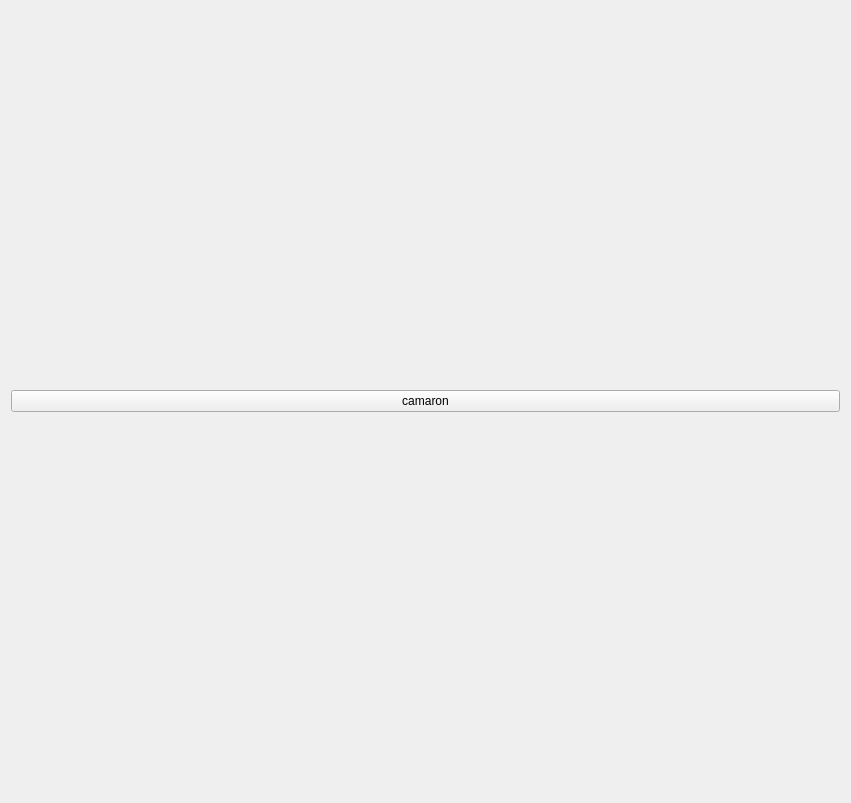
The window that SafeSpace/client/src/view/sensorspage.ui (Svndda/CI-0123-PIRS-incomprendidos) describes before a commit, drawn with Qt 5.
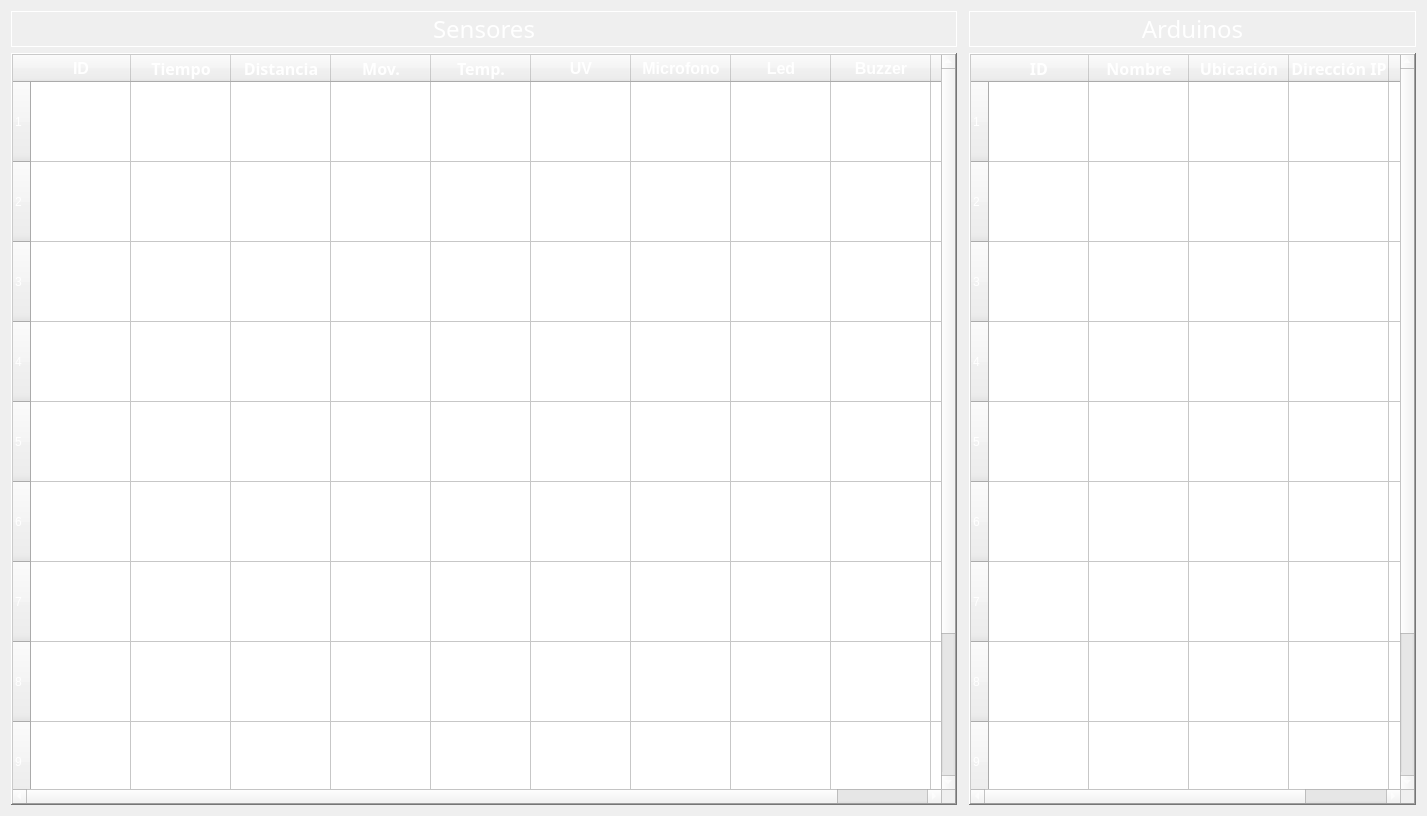
The same window after the commit.

Commit message: feat: Sensors page content created.

Patch:
```diff
--- a/SafeSpace/client/src/view/sensorspage.ui
+++ b/SafeSpace/client/src/view/sensorspage.ui
@@ -6,8 +6,8 @@
    <rect>
     <x>0</x>
     <y>0</y>
-    <width>851</width>
-    <height>803</height>
+    <width>1427</width>
+    <height>816</height>
    </rect>
   </property>
   <property name="sizePolicy">
@@ -19,18 +19,347 @@
   <property name="windowTitle">
    <string>Form</string>
   </property>
+  <property name="styleSheet">
+   <string notr="true">color: white;
+</string>
+  </property>
   <layout class="QGridLayout" name="gridLayout">
+   <property name="horizontalSpacing">
+    <number>12</number>
+   </property>
+   <item row="0" column="1">
+    <widget class="QLabel" name="arduinos_label">
+     <property name="font">
+      <font>
+       <family>Impact</family>
+       <pointsize>18</pointsize>
+       <bold>false</bold>
+      </font>
+     </property>
+     <property name="frameShape">
+      <enum>QFrame::Shape::Panel</enum>
+     </property>
+     <property name="text">
+      <string>Arduinos</string>
+     </property>
+     <property name="alignment">
+      <set>Qt::AlignmentFlag::AlignCenter</set>
+     </property>
+    </widget>
+   </item>
    <item row="0" column="0">
-    <widget class="QPushButton" name="pushButton">
+    <widget class="QLabel" name="sensors_label">
+     <property name="font">
+      <font>
+       <family>Impact</family>
+       <pointsize>18</pointsize>
+       <bold>false</bold>
+       <underline>false</underline>
+      </font>
+     </property>
+     <property name="frameShape">
+      <enum>QFrame::Shape::Panel</enum>
+     </property>
+     <property name="text">
+      <string>Sensores</string>
+     </property>
+     <property name="alignment">
+      <set>Qt::AlignmentFlag::AlignCenter</set>
+     </property>
+    </widget>
+   </item>
+   <item row="1" column="1">
+    <widget class="QTableWidget" name="arduinos_table">
+     <property name="frameShape">
+      <enum>QFrame::Shape::WinPanel</enum>
+     </property>
+     <property name="frameShadow">
+      <enum>QFrame::Shadow::Raised</enum>
+     </property>
+     <property name="sizeAdjustPolicy">
+      <enum>QAbstractScrollArea::SizeAdjustPolicy::AdjustToContents</enum>
+     </property>
+     <property name="selectionMode">
+      <enum>QAbstractItemView::SelectionMode::NoSelection</enum>
+     </property>
+     <property name="textElideMode">
+      <enum>Qt::TextElideMode::ElideMiddle</enum>
+     </property>
+     <property name="rowCount">
+      <number>10</number>
+     </property>
+     <attribute name="horizontalHeaderCascadingSectionResizes">
+      <bool>false</bool>
+     </attribute>
+     <attribute name="horizontalHeaderShowSortIndicator" stdset="0">
+      <bool>true</bool>
+     </attribute>
+     <attribute name="verticalHeaderMinimumSectionSize">
+      <number>40</number>
+     </attribute>
+     <attribute name="verticalHeaderDefaultSectionSize">
+      <number>80</number>
+     </attribute>
+     <attribute name="verticalHeaderShowSortIndicator" stdset="0">
+      <bool>true</bool>
+     </attribute>
+     <attribute name="verticalHeaderStretchLastSection">
+      <bool>true</bool>
+     </attribute>
+     <row/>
+     <row/>
+     <row/>
+     <row/>
+     <row/>
+     <row/>
+     <row/>
+     <row/>
+     <row/>
+     <row/>
+     <column>
+      <property name="text">
+       <string>ID</string>
+      </property>
+      <property name="font">
+       <font>
+        <family>Segoe UI Variable</family>
+        <pointsize>12</pointsize>
+        <bold>true</bold>
+       </font>
+      </property>
+     </column>
+     <column>
+      <property name="text">
+       <string>Nombre</string>
+      </property>
+      <property name="font">
+       <font>
+        <family>Segoe UI Variable</family>
+        <pointsize>12</pointsize>
+        <bold>true</bold>
+       </font>
+      </property>
+     </column>
+     <column>
+      <property name="text">
+       <string>Ubicación</string>
+      </property>
+      <property name="font">
+       <font>
+        <family>Segoe UI Variable</family>
+        <pointsize>12</pointsize>
+        <bold>true</bold>
+       </font>
+      </property>
+     </column>
+     <column>
+      <property name="text">
+       <string>Dirección IP</string>
+      </property>
+      <property name="font">
+       <font>
+        <family>Segoe UI Variable</family>
+        <pointsize>12</pointsize>
+        <bold>true</bold>
+       </font>
+      </property>
+     </column>
+     <column>
+      <property name="text">
+       <string>Acciones</string>
+      </property>
+      <property name="font">
+       <font>
+        <family>Segoe UI Variable</family>
+        <pointsize>12</pointsize>
+        <bold>true</bold>
+       </font>
+      </property>
+     </column>
+    </widget>
+   </item>
+   <item row="1" column="0">
+    <widget class="QTableWidget" name="sensors_table">
      <property name="sizePolicy">
-      <sizepolicy hsizetype="Expanding" vsizetype="Fixed">
+      <sizepolicy hsizetype="Expanding" vsizetype="Expanding">
        <horstretch>0</horstretch>
        <verstretch>0</verstretch>
       </sizepolicy>
      </property>
-     <property name="text">
-      <string>camaron</string>
+     <property name="frameShape">
+      <enum>QFrame::Shape::WinPanel</enum>
      </property>
+     <property name="frameShadow">
+      <enum>QFrame::Shadow::Raised</enum>
+     </property>
+     <property name="sizeAdjustPolicy">
+      <enum>QAbstractScrollArea::SizeAdjustPolicy::AdjustToContents</enum>
+     </property>
+     <property name="editTriggers">
+      <set>QAbstractItemView::EditTrigger::NoEditTriggers</set>
+     </property>
+     <property name="defaultDropAction">
+      <enum>Qt::DropAction::IgnoreAction</enum>
+     </property>
+     <property name="alternatingRowColors">
+      <bool>false</bool>
+     </property>
+     <property name="textElideMode">
+      <enum>Qt::TextElideMode::ElideMiddle</enum>
+     </property>
+     <property name="gridStyle">
+      <enum>Qt::PenStyle::SolidLine</enum>
+     </property>
+     <property name="sortingEnabled">
+      <bool>true</bool>
+     </property>
+     <property name="wordWrap">
+      <bool>true</bool>
+     </property>
+     <property name="rowCount">
+      <number>10</number>
+     </property>
+     <attribute name="horizontalHeaderCascadingSectionResizes">
+      <bool>false</bool>
+     </attribute>
+     <attribute name="verticalHeaderMinimumSectionSize">
+      <number>40</number>
+     </attribute>
+     <attribute name="verticalHeaderDefaultSectionSize">
+      <number>80</number>
+     </attribute>
+     <attribute name="verticalHeaderShowSortIndicator" stdset="0">
+      <bool>true</bool>
+     </attribute>
+     <attribute name="verticalHeaderStretchLastSection">
+      <bool>true</bool>
+     </attribute>
+     <row/>
+     <row/>
+     <row/>
+     <row/>
+     <row/>
+     <row/>
+     <row/>
+     <row/>
+     <row/>
+     <row/>
+     <column>
+      <property name="text">
+       <string>ID</string>
+      </property>
+      <property name="font">
+       <font>
+        <pointsize>12</pointsize>
+        <italic>false</italic>
+        <bold>true</bold>
+       </font>
+      </property>
+     </column>
+     <column>
+      <property name="text">
+       <string>Tiempo</string>
+      </property>
+      <property name="font">
+       <font>
+        <family>Segoe UI Variable</family>
+        <pointsize>12</pointsize>
+        <bold>true</bold>
+       </font>
+      </property>
+     </column>
+     <column>
+      <property name="text">
+       <string>Distancia</string>
+      </property>
+      <property name="font">
+       <font>
+        <family>Segoe UI Variable</family>
+        <pointsize>12</pointsize>
+        <bold>true</bold>
+       </font>
+      </property>
+     </column>
+     <column>
+      <property name="text">
+       <string>Mov.</string>
+      </property>
+      <property name="font">
+       <font>
+        <family>Segoe UI Variable</family>
+        <pointsize>12</pointsize>
+        <bold>true</bold>
+       </font>
+      </property>
+     </column>
+     <column>
+      <property name="text">
+       <string>Temp.</string>
+      </property>
+      <property name="font">
+       <font>
+        <family>Segoe UI Variable</family>
+        <pointsize>12</pointsize>
+        <bold>true</bold>
+       </font>
+      </property>
+     </column>
+     <column>
+      <property name="text">
+       <string>UV</string>
+      </property>
+      <property name="font">
+       <font>
+        <pointsize>12</pointsize>
+        <bold>true</bold>
+       </font>
+      </property>
+     </column>
+     <column>
+      <property name="text">
+       <string>Microfono</string>
+      </property>
+      <property name="font">
+       <font>
+        <pointsize>12</pointsize>
+        <bold>true</bold>
+       </font>
+      </property>
+     </column>
+     <column>
+      <property name="text">
+       <string>Led</string>
+      </property>
+      <property name="font">
+       <font>
+        <family>Segoe UI</family>
+        <pointsize>12</pointsize>
+        <bold>true</bold>
+       </font>
+      </property>
+     </column>
+     <column>
+      <property name="text">
+       <string>Buzzer</string>
+      </property>
+      <property name="font">
+       <font>
+        <pointsize>12</pointsize>
+        <bold>true</bold>
+       </font>
+      </property>
+     </column>
+     <column>
+      <property name="text">
+       <string>Luz</string>
+      </property>
+      <property name="font">
+       <font>
+        <pointsize>12</pointsize>
+        <bold>true</bold>
+       </font>
+      </property>
+     </column>
     </widget>
    </item>
   </layout>
```
The commit also changes 10 other files.
